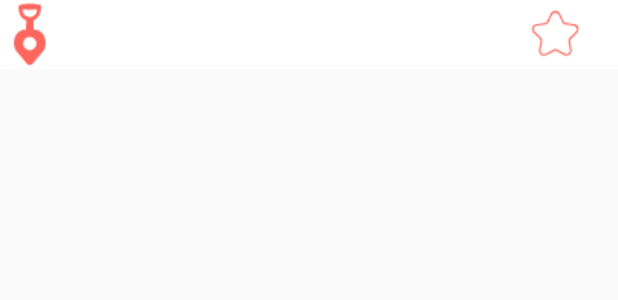
After one commit to KFGD/Cacli, an Android app: the layout view_bottom_sheet.xml on its own in the app's theme, with its tools: preview values and no code run, on a phone screen of 412 x 824 dp. The commit adds this screen. Shown: the top 300 px of the screen. Run offline under Robolectric (Android 15) with nearby library versions, the phone set to English and light mode, and no system bars.

Commit message:
스낵바 추가

```diff
--- a/app/src/main/res/layout/activity_main.xml
+++ b/app/src/main/res/layout/activity_main.xml
@@ -24,4 +24,5 @@
         android:id="@+id/button"
         android:layout_alignParentBottom="true"
         android:layout_centerHorizontal="true" />
+
 </RelativeLayout>
--- a/app/src/main/res/layout/activity_map.xml
+++ b/app/src/main/res/layout/activity_map.xml
@@ -18,6 +18,7 @@
         app:menu="@menu/activity_navigation_view_drawer" />
 
     <android.support.design.widget.CoordinatorLayout
+        android:id="@+id/coordinatorLayout"
         android:layout_width="match_parent"
         android:layout_height="match_parent">
 
--- a/app/src/main/res/layout/fragment_map.xml
+++ b/app/src/main/res/layout/fragment_map.xml
@@ -2,6 +2,7 @@
     xmlns:tools="http://schemas.android.com/tools"
     android:layout_width="match_parent"
     android:layout_height="match_parent"
+    android:id="@+id/root"
     tools:context="hack.com.cacli.MapFragment">
     <com.nhn.android.maps.NMapView
         android:id="@+id/mapView"
--- /dev/null
+++ b/app/src/main/res/layout/view_bottom_sheet.xml
@@ -0,0 +1,40 @@
+<?xml version="1.0" encoding="utf-8"?>
+<FrameLayout xmlns:android="http://schemas.android.com/apk/res/android"
+    xmlns:app="http://schemas.android.com/apk/res-auto"
+    android:layout_width="match_parent"
+    android:layout_height="wrap_content"
+    android:background="#FFFFFF">
+
+    <LinearLayout
+        android:layout_width="match_parent"
+        android:layout_height="wrap_content"
+        android:orientation="horizontal"
+        android:layout_gravity="center_vertical">
+
+        <ImageView
+            android:src="@drawable/ic_snack"
+            android:layout_width="0dp"
+            android:layout_height="wrap_content"
+            android:layout_weight="1"/>
+        <android.support.v4.widget.Space
+            android:layout_width="0dp"
+            android:layout_height="1dp"
+            android:layout_weight="2"/>
+        <TextView
+            android:id="@+id/tv_title"
+            android:layout_width="0dp"
+            android:layout_height="wrap_content"
+            android:textColor="#000000"
+            android:layout_gravity="center_vertical"
+            android:layout_weight="5"/>
+
+        <ImageButton
+            android:id="@+id/ib_star"
+            android:layout_width="0dp"
+            android:layout_height="wrap_content"
+            android:layout_weight="2"
+            android:layout_gravity="right|center_vertical"
+            android:background="#00FFFFFF"
+            android:src="@drawable/ic_unstar" />
+    </LinearLayout>
+</FrameLayout>
--- a/app/src/main/res/values/dimens.xml
+++ b/app/src/main/res/values/dimens.xml
@@ -6,4 +6,5 @@
     <dimen name="nav_header_vertical_spacing">16dp</dimen>
     <dimen name="nav_header_height">160dp</dimen>
     <dimen name="fab_margin">16dp</dimen>
+    <dimen name="snackbar_height">80dp</dimen>
 </resources>
```
Also changed, not shown: app/src/main/java/hack/com/cacli/MapActivity.java (+34 -1 lines), app/src/main/java/hack/com/cacli/MapFragment.java (+39 -50 lines), app/src/main/java/hack/com/cacli/NMapCalloutCustomOldOverlay.java (+1 -23 lines), app/src/main/res/drawable/ic_snack.png (added), app/src/main/res/drawable/ic_star.png (added), app/src/main/res/drawable/ic_unstar.png (added).
